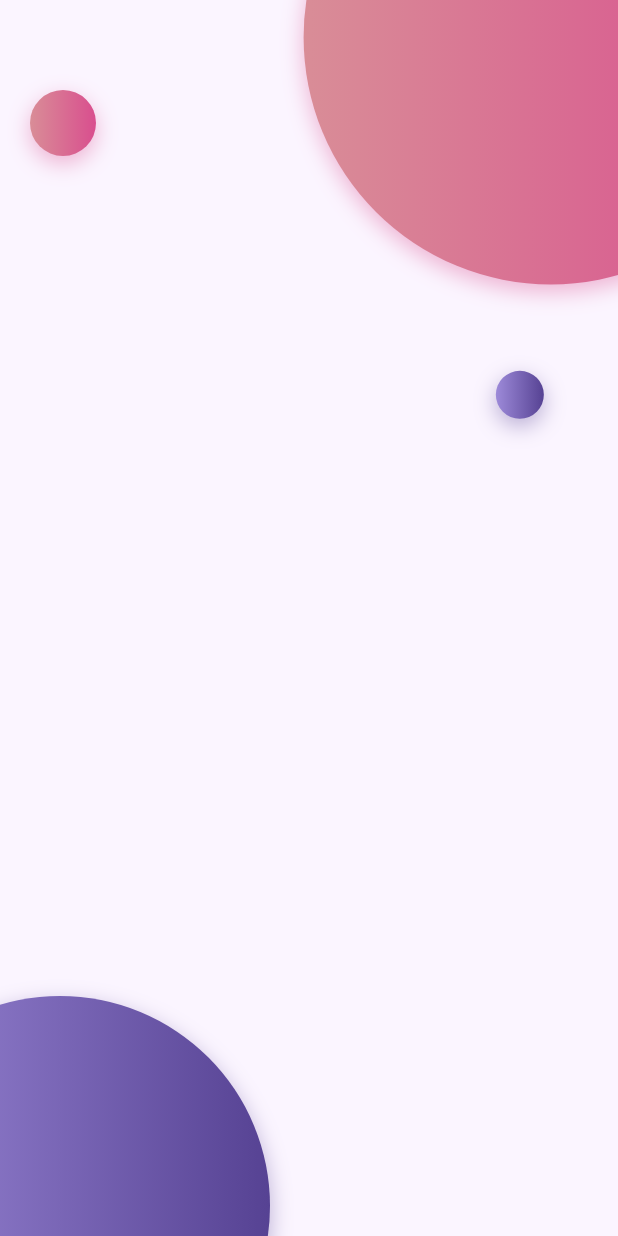
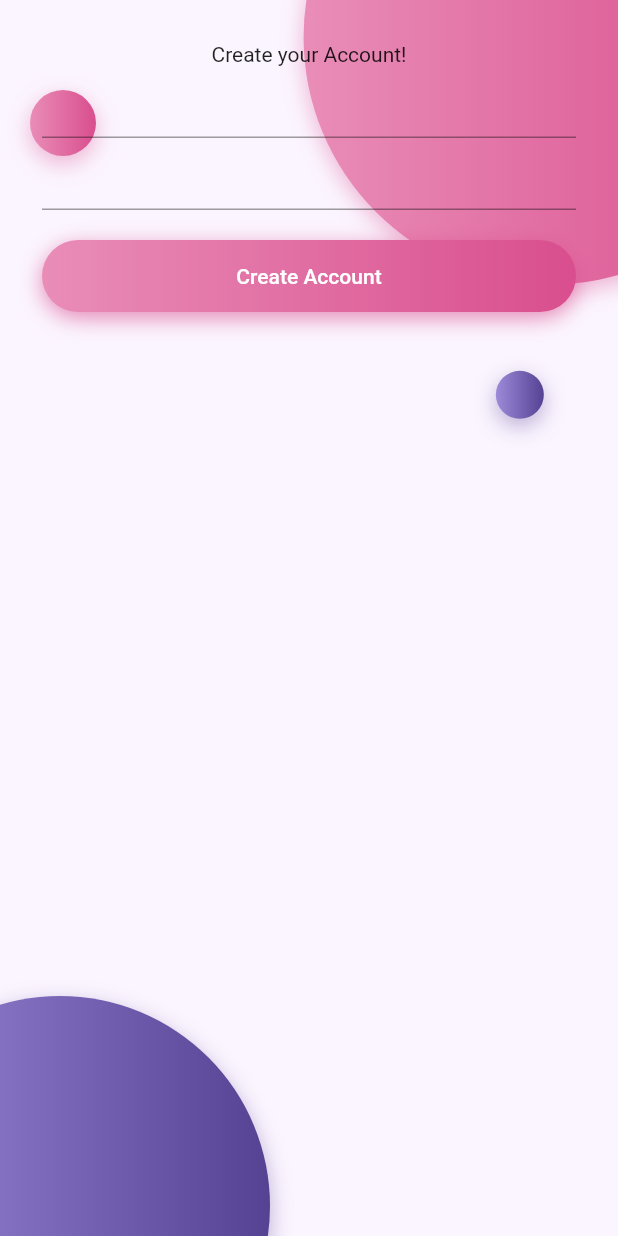
Before and after one commit to DavMoDeveloper/codigo2_ui_stack, a Flutter app: the screen it shows after launch, after a tap on "Sign Up", on a phone screen of 412 x 824 dp. Run offline on Flutter 3.47's test engine with Material 2 defaults, Android fonts, the phone set to English and light mode, and no system bars; our stand-ins replace flutter_svg, google_fonts; network calls fail; Roboto replaces fonts that are missing (Podkova).

Commit message:
Semana 7

```diff
--- a/lib/pages/login2_page.dart
+++ b/lib/pages/login2_page.dart
@@ -1,3 +1,4 @@
+import 'package:codigo2_ui_stack/pages/init_page.dart';
 import 'package:codigo2_ui_stack/widgets/circle_widget.dart';
 import 'package:flutter/material.dart';
 
@@ -7,7 +8,7 @@ class Login2Page extends StatelessWidget {
   @override
   Widget build(BuildContext context) {
     double height = MediaQuery.of(context).size.height;
-    double width  = MediaQuery.of(context).size.width;
+    double width = MediaQuery.of(context).size.width;
     return Scaffold(
       backgroundColor: Color(0xffFBF5FF),
       body: Stack(
@@ -22,7 +23,7 @@ class Login2Page extends StatelessWidget {
                   radius: height * 0.20,
                   colors: [
                     Color(0xffD94E8E),
-                    Color(0xffD98D97),
+                    Color(0xffE98DB7),
                   ],
                 ),
               ),
@@ -44,7 +45,7 @@ class Login2Page extends StatelessWidget {
                   radius: 22,
                   colors: [
                     Color(0xffD94E8E),
-                    Color(0xffD98D97),
+                    Color(0xffE98DB7),
                   ],
                 ),
               ),
@@ -62,6 +63,49 @@ class Login2Page extends StatelessWidget {
             ],
           ),
           //Formulario
+          SafeArea(
+            child: Padding(
+              padding: const EdgeInsets.all(28.0),
+              child: Column(
+                children: [
+                  Text("Create your Account!"),
+                  TextField(),
+                  TextField(),
+                  SizedBox(
+                    height: 20.0,
+                  ),
+                  Container(
+                    width: double.infinity,
+                    decoration: BoxDecoration(
+                        borderRadius: BorderRadius.circular(40.0),
+                        boxShadow: [
+                          BoxShadow(
+                            color: const Color(0xffD94E8E).withOpacity(0.65),
+                            offset: const Offset(0, 4),
+                            blurRadius: 12.0,
+                          ),
+                        ],
+                        gradient: LinearGradient(
+                          colors: [
+                            Color(0xffE98DB7),
+                            Color(0xffD94E8E),
+                          ],
+                        )),
+                    child: MaterialButton(
+                      child: Text("Create Account"),
+                      textColor: Colors.white,
+                      shape: RoundedRectangleBorder(
+                        borderRadius: BorderRadius.circular(40.0),
+                      ),
+                      onPressed: () {
+                        Navigator.push(context, MaterialPageRoute(builder: (context)=> InitPage()));
+                      },
+                    ),
+                  ),
+                ],
+              ),
+            ),
+          )
         ],
       ),
     );
--- a/pubspec.yaml
+++ b/pubspec.yaml
@@ -38,6 +38,7 @@ dependencies:
   cupertino_icons: ^1.0.2
   google_fonts: ^3.0.1
   flutter_svg: ^1.1.5
+  video_player: ^2.4.7
 
 dev_dependencies:
   flutter_test:
```
Also changed, not shown: lib/pages/challenge1_page.dart (added, +98 -0 lines), lib/pages/init2_page.dart (added, +145 -0 lines), lib/pages/init_page.dart (added, +118 -0 lines), pubspec.lock.
